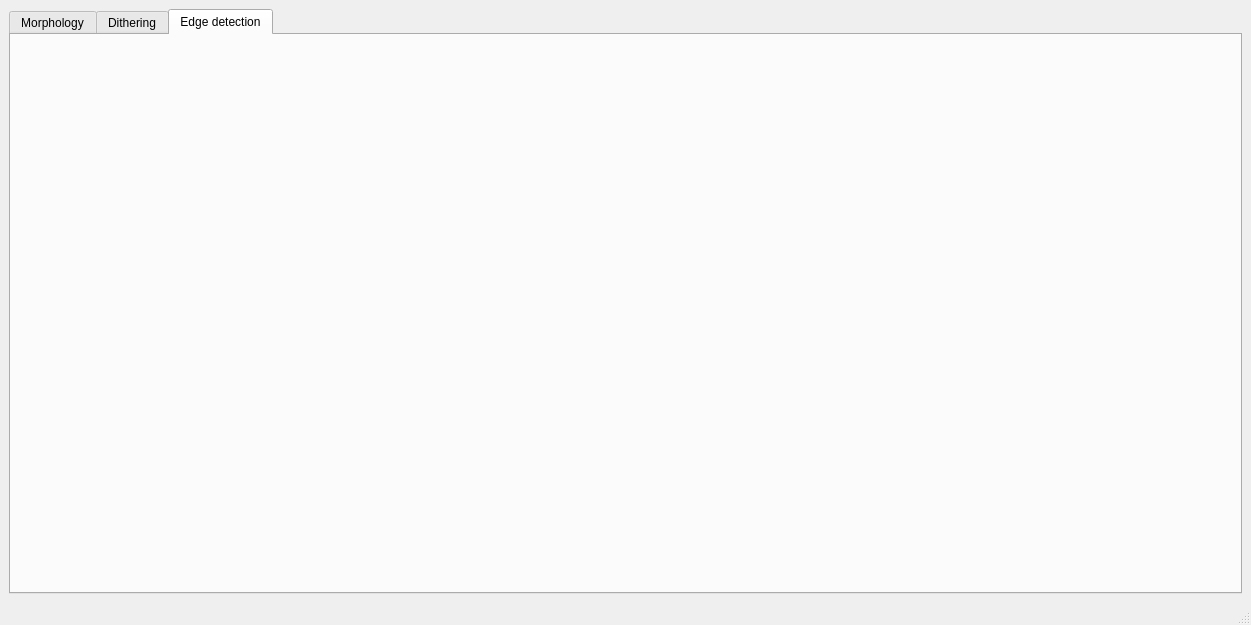
Qt form GUI/functioningGUI/mainwindow.ui (josura/GPU-imageprocesing-suite) before a commit.
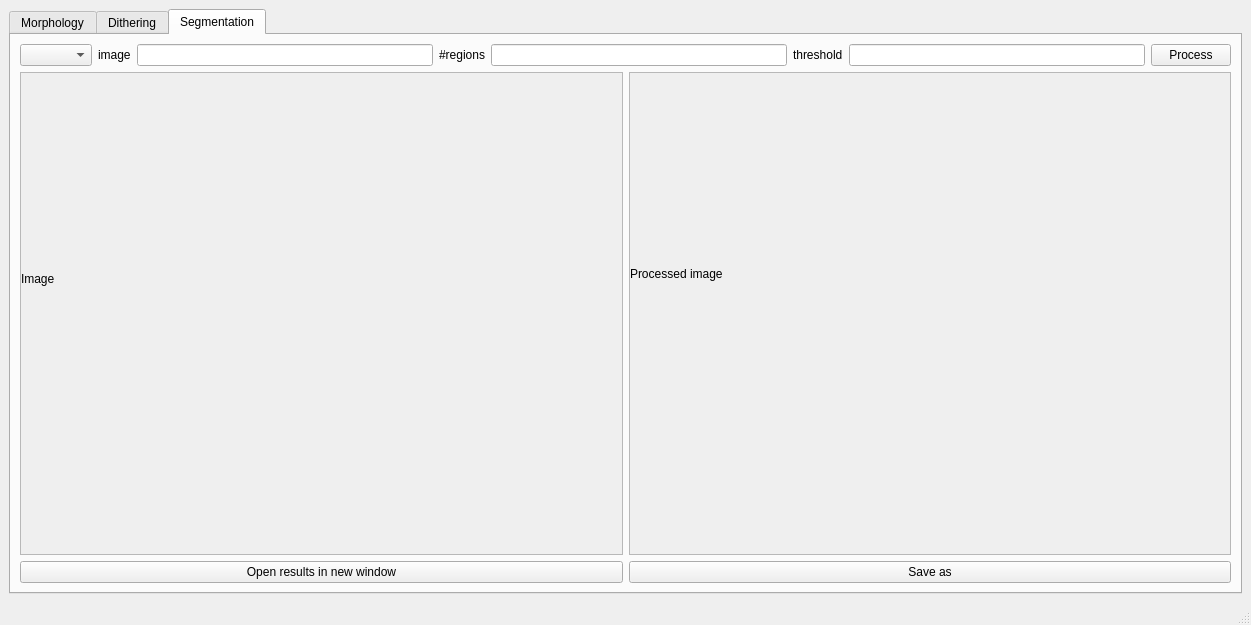
The same form after that commit. The open tabs and pages were chosen to show the change.

Commit message: almost finished interface for segmentation

```diff
--- a/GUI/functioningGUI/mainwindow.ui
+++ b/GUI/functioningGUI/mainwindow.ui
@@ -281,8 +281,136 @@
       </widget>
       <widget class="QWidget" name="tab_3">
        <attribute name="title">
-        <string>Edge detection</string>
+        <string>Segmentation</string>
        </attribute>
+       <layout class="QVBoxLayout" name="verticalLayout_4">
+        <item>
+         <layout class="QHBoxLayout" name="horizontalLayout_7">
+          <item>
+           <widget class="QComboBox" name="comboBox_2"/>
+          </item>
+          <item>
+           <widget class="QLabel" name="label_6">
+            <property name="text">
+             <string>image</string>
+            </property>
+           </widget>
+          </item>
+          <item>
+           <widget class="QLineEdit" name="lineEdit_8"/>
+          </item>
+          <item>
+           <widget class="QLabel" name="label_7">
+            <property name="text">
+             <string>#regions</string>
+            </property>
+           </widget>
+          </item>
+          <item>
+           <widget class="QLineEdit" name="lineEdit_9"/>
+          </item>
+          <item>
+           <widget class="QLabel" name="label_8">
+            <property name="text">
+             <string>threshold</string>
+            </property>
+           </widget>
+          </item>
+          <item>
+           <widget class="QLineEdit" name="lineEdit_10"/>
+          </item>
+          <item>
+           <widget class="QPushButton" name="pushButton_5">
+            <property name="text">
+             <string>Process</string>
+            </property>
+           </widget>
+          </item>
+         </layout>
+        </item>
+        <item>
+         <layout class="QHBoxLayout" name="horizontalLayout_8">
+          <item>
+           <widget class="QScrollArea" name="scrollArea">
+            <property name="widgetResizable">
+             <bool>true</bool>
+            </property>
+            <widget class="QWidget" name="scrollAreaWidgetContents_4">
+             <property name="geometry">
+              <rect>
+               <x>0</x>
+               <y>0</y>
+               <width>595</width>
+               <height>409</height>
+              </rect>
+             </property>
+             <widget class="QLabel" name="segmentImage">
+              <property name="geometry">
+               <rect>
+                <x>0</x>
+                <y>0</y>
+                <width>591</width>
+                <height>411</height>
+               </rect>
+              </property>
+              <property name="text">
+               <string>Image</string>
+              </property>
+             </widget>
+            </widget>
+           </widget>
+          </item>
+          <item>
+           <widget class="QScrollArea" name="scrollArea_2">
+            <property name="widgetResizable">
+             <bool>true</bool>
+            </property>
+            <widget class="QWidget" name="scrollAreaWidgetContents_6">
+             <property name="geometry">
+              <rect>
+               <x>0</x>
+               <y>0</y>
+               <width>595</width>
+               <height>409</height>
+              </rect>
+             </property>
+             <widget class="QLabel" name="segmentProcessedImage">
+              <property name="geometry">
+               <rect>
+                <x>0</x>
+                <y>0</y>
+                <width>601</width>
+                <height>401</height>
+               </rect>
+              </property>
+              <property name="text">
+               <string>Processed image</string>
+              </property>
+             </widget>
+            </widget>
+           </widget>
+          </item>
+         </layout>
+        </item>
+        <item>
+         <layout class="QHBoxLayout" name="horizontalLayout_9">
+          <item>
+           <widget class="QPushButton" name="pushButton_7">
+            <property name="text">
+             <string>Open results in new window</string>
+            </property>
+           </widget>
+          </item>
+          <item>
+           <widget class="QPushButton" name="pushButton_8">
+            <property name="text">
+             <string>Save as</string>
+            </property>
+           </widget>
+          </item>
+         </layout>
+        </item>
+       </layout>
       </widget>
      </widget>
     </item>
```
Left out of the diff: 32 changed lines with no effect on the pictures. The commit also changes 3 other files.
